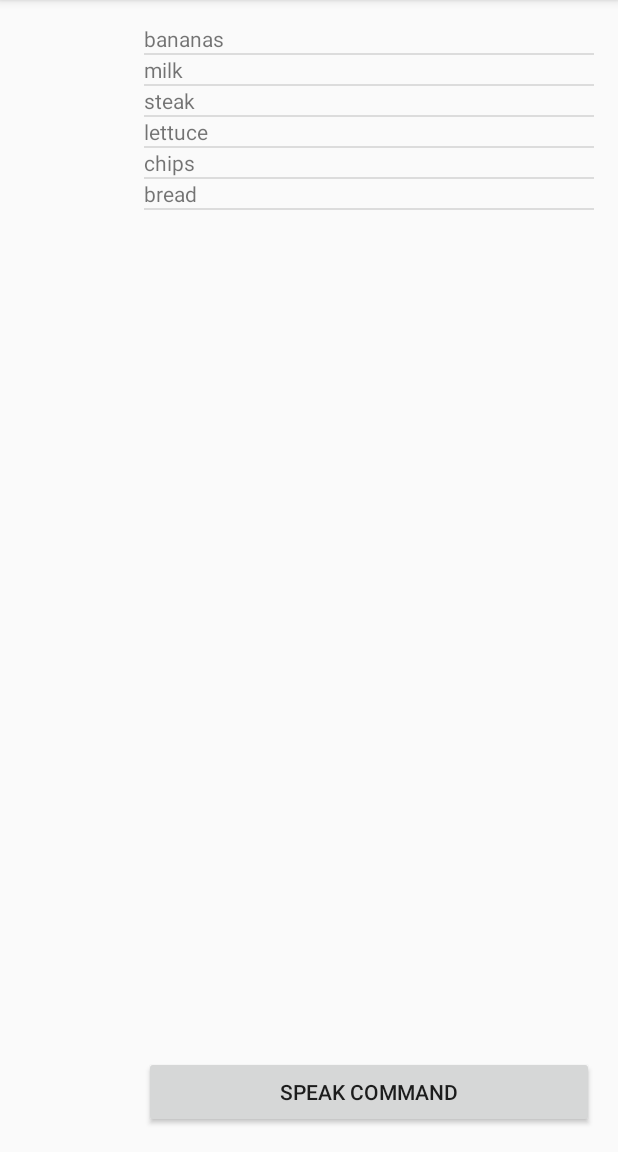
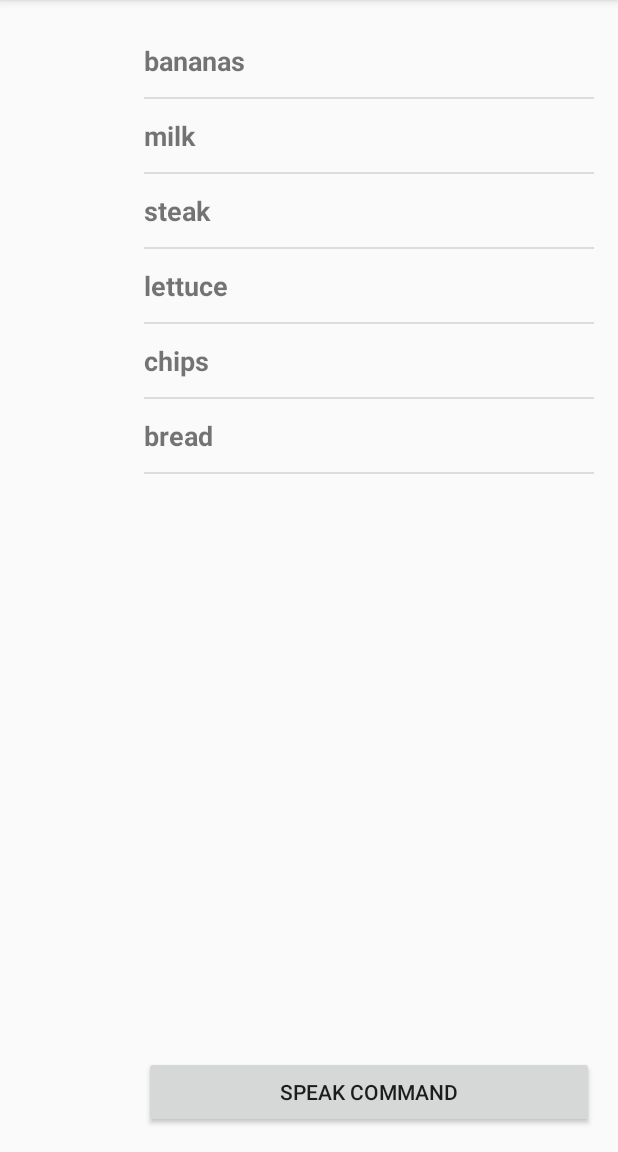
Before and after one commit to hshe824/SuperNavi, an Android app: the screen it shows after launch (ProductSelection), on a phone screen of 412 x 824 dp, the part 84-1236 px from its top. Run offline under Robolectric (Android 15) with nearby library versions, the phone set to English and light mode, and no system bars; our stand-ins replace Volley; libraries missing offline, so code that uses them is left out: com.h6ah4i.android; plain views replace VerticalSeekBar, VerticalSeekBarWrapper; 2 statements that could not run were skipped.

Commit message:
Made list bigger (font and rows)

```diff
--- a/SuperNaviApp/app/src/main/res/layout/groceries.xml
+++ b/SuperNaviApp/app/src/main/res/layout/groceries.xml
@@ -2,4 +2,8 @@
 <TextView xmlns:android="http://schemas.android.com/apk/res/android"
     android:layout_width="fill_parent"
     android:layout_height="wrap_content"
+    android:textSize="18dp"
+    android:paddingTop="12dip"
+    android:paddingBottom="12dip"
+    android:textStyle="bold"
     />
```
Also changed, not shown: SuperNaviApp/app/src/main/java/com/midas/supernavi/ProductSelection.java (+10 -3 lines).
